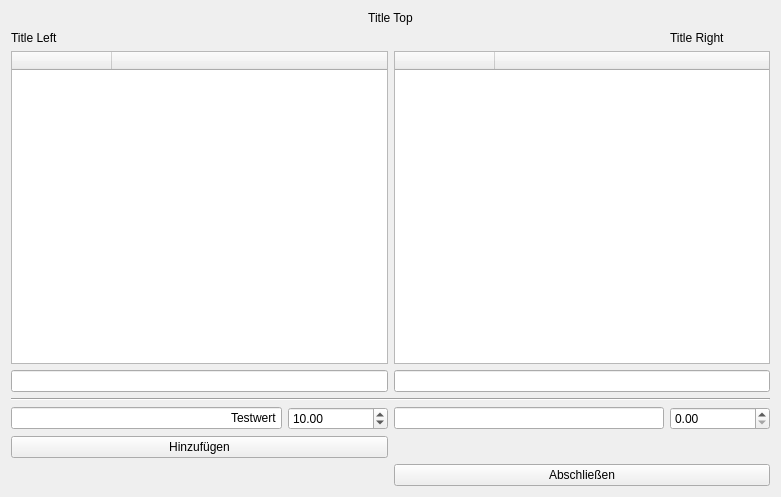
Qt form Sources/Classes/ft_account.ui (ThomasWinz/FirmenSimulation) before a commit.
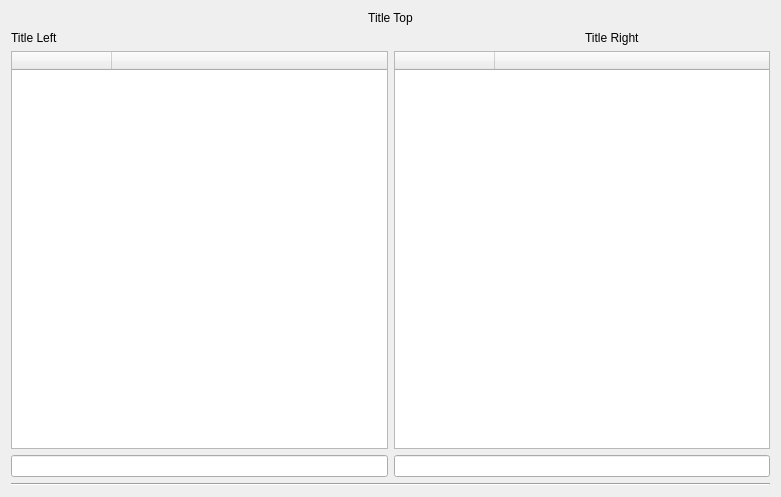
The same form after that commit.

Commit message: EX-0203389: cleaned up mainwindow, accountmanager gui can now trigger send from to

```diff
--- a/Sources/Classes/ft_account.ui
+++ b/Sources/Classes/ft_account.ui
@@ -69,39 +69,6 @@
      </property>
     </widget>
    </item>
-   <item row="7" column="0">
-    <widget class="QLineEdit" name="lineEdit_enterTitleLeft">
-     <property name="text">
-      <string>Testwert</string>
-     </property>
-     <property name="alignment">
-      <set>Qt::AlignRight|Qt::AlignTrailing|Qt::AlignVCenter</set>
-     </property>
-    </widget>
-   </item>
-   <item row="7" column="1">
-    <widget class="QDoubleSpinBox" name="doubleSpinBox_enterValueLeft">
-     <property name="minimumSize">
-      <size>
-       <width>100</width>
-       <height>0</height>
-      </size>
-     </property>
-     <property name="maximum">
-      <double>1000000000000000013287555072.000000000000000</double>
-     </property>
-     <property name="value">
-      <double>10.000000000000000</double>
-     </property>
-    </widget>
-   </item>
-   <item row="8" column="0" colspan="2">
-    <widget class="QPushButton" name="pushButton_enterLeft">
-     <property name="text">
-      <string>Hinzufügen</string>
-     </property>
-    </widget>
-   </item>
    <item row="6" column="0" colspan="4">
     <widget class="Line" name="line">
      <property name="orientation">
@@ -109,23 +76,6 @@
      </property>
     </widget>
    </item>
-   <item row="7" column="2">
-    <widget class="QLineEdit" name="lineEdit_enterTitleRight">
-     <property name="alignment">
-      <set>Qt::AlignRight|Qt::AlignTrailing|Qt::AlignVCenter</set>
-     </property>
-    </widget>
-   </item>
-   <item row="7" column="3">
-    <widget class="QDoubleSpinBox" name="doubleSpinBox_2">
-     <property name="minimumSize">
-      <size>
-       <width>100</width>
-       <height>0</height>
-      </size>
-     </property>
-    </widget>
-   </item>
    <item row="4" column="0" colspan="2">
     <widget class="QTableWidget" name="tableWidget_left">
      <attribute name="horizontalHeaderStretchLastSection">
@@ -143,13 +93,6 @@
      </column>
     </widget>
    </item>
-   <item row="9" column="2" colspan="2">
-    <widget class="QPushButton" name="pushButton_finish">
-     <property name="text">
-      <string>Abschließen</string>
-     </property>
-    </widget>
-   </item>
   </layout>
  </widget>
  <resources/>
```
The commit also changes 7 other files.
